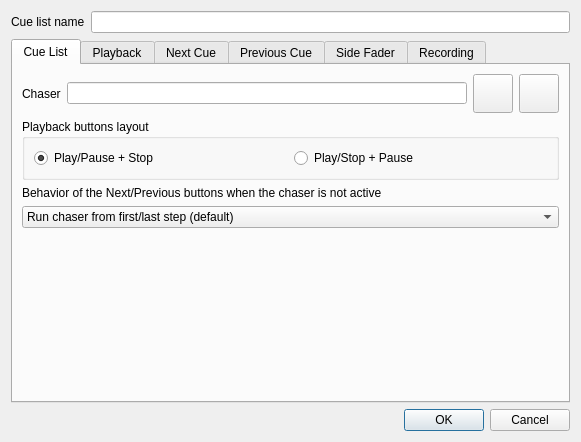
This is ui/src/virtualconsole/vccuelistproperties.ui in filipolszewsk/qlcplus as Qt 5 draws it before an edit. The edited form follows.
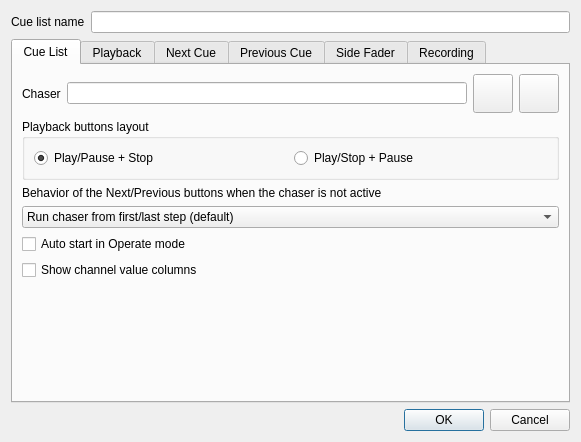
This is the edited form. Icons and pictures are not drawn.

Commit message: Add channel value columns to VCCueList widget

```diff
--- a/ui/src/virtualconsole/vccuelistproperties.ui
+++ b/ui/src/virtualconsole/vccuelistproperties.ui
@@ -159,6 +159,26 @@
         </widget>
        </item>
        <item row="4" column="0" colspan="4">
+        <widget class="QCheckBox" name="m_autoStartCheck">
+         <property name="text">
+          <string>Auto start in Operate mode</string>
+         </property>
+         <property name="toolTip">
+          <string>Automatically start the cue list when entering Operate mode</string>
+         </property>
+        </widget>
+       </item>
+       <item row="5" column="0" colspan="4">
+        <widget class="QCheckBox" name="m_showChannelColumnsCheck">
+         <property name="text">
+          <string>Show channel value columns</string>
+         </property>
+         <property name="toolTip">
+          <string>Display additional columns with channel values from each scene (based on recording channel mask)</string>
+         </property>
+        </widget>
+       </item>
+       <item row="6" column="0" colspan="4">
         <spacer name="verticalSpacer">
          <property name="orientation">
           <enum>Qt::Vertical</enum>
```
The commit also changes 3 other files.
